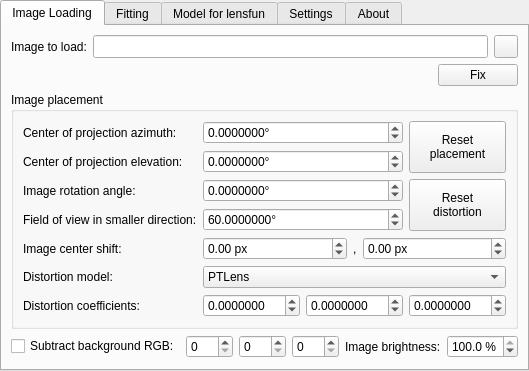
Stellarium/stellarium, file plugins/LensDistortionEstimator/src/gui/lensDistortionEstimatorDialog.ui: the form before one commit.
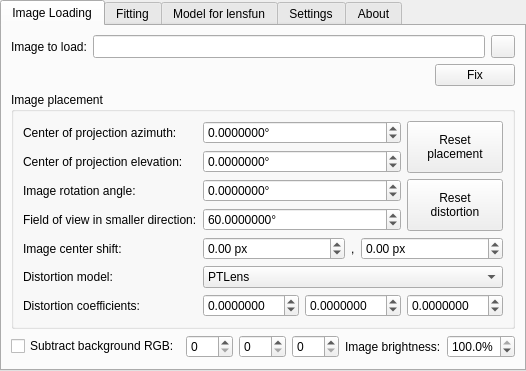
The form after the commit. Icons and pictures are not drawn. Custom widgets are drawn as their Qt base class.

Commit message: Some strings shouldn't be translatable

Diff of the .ui file:
```diff
--- a/plugins/LensDistortionEstimator/src/gui/lensDistortionEstimatorDialog.ui
+++ b/plugins/LensDistortionEstimator/src/gui/lensDistortionEstimatorDialog.ui
@@ -483,7 +483,7 @@
          <item>
           <widget class="QDoubleSpinBox" name="imageBrightness">
            <property name="suffix">
-            <string> %</string>
+            <string notr="true">%</string>
            </property>
            <property name="decimals">
             <number>1</number>
```
Left out of the diff: 8 changed lines with no effect on the pictures.
